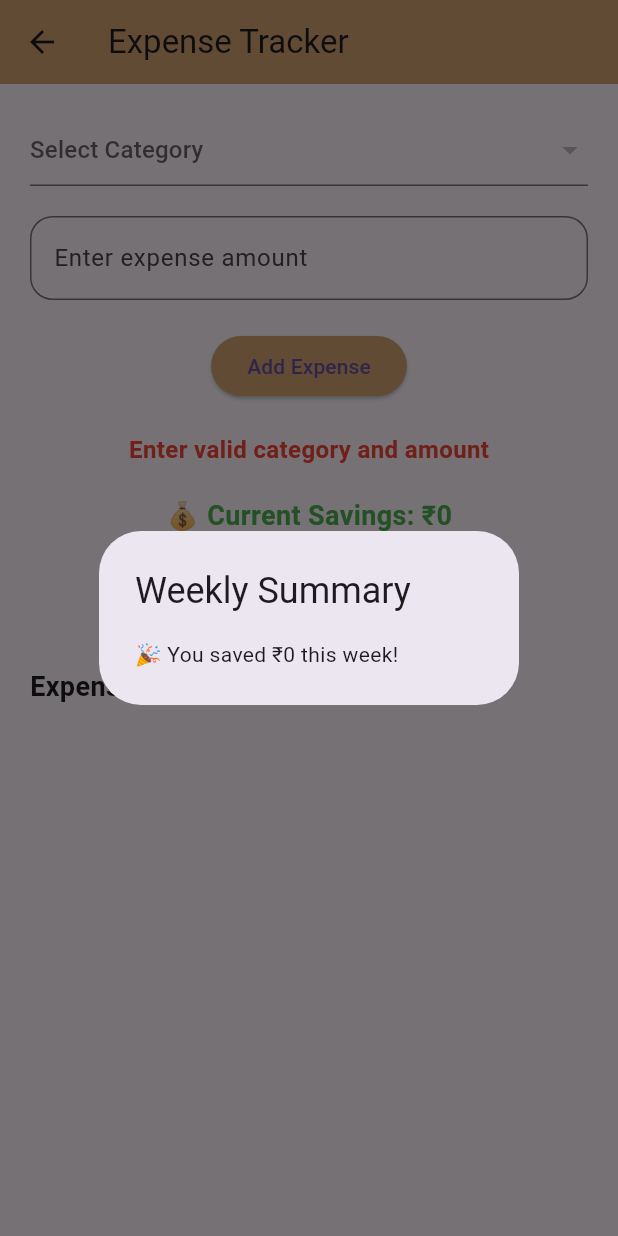
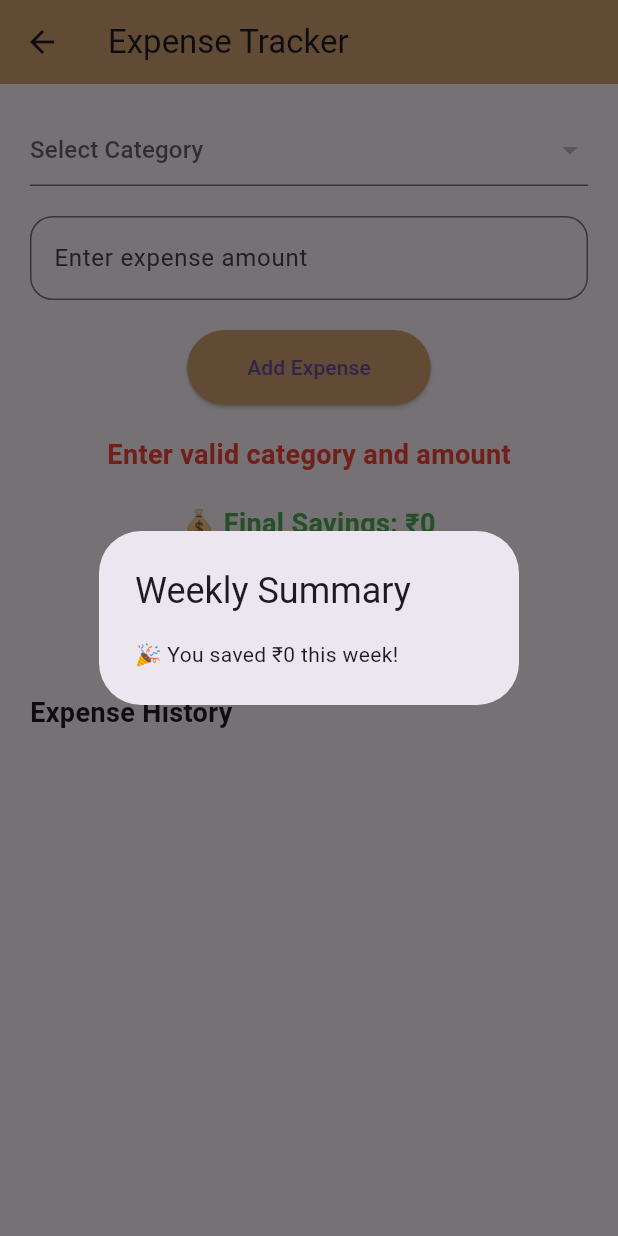
Before and after one commit to Thanusrisabarirajan/SMART_SPEND_APP, a Flutter app: the ExpenseScreen screen opened directly with empty values, after a tap on "Add Expense", after a tap on "Finish Week", on a phone screen of 412 x 824 dp. Run offline on Flutter 3.47's test engine with Material 3 defaults, Android fonts, the phone set to English and light mode, and no system bars; our stand-ins replace fl_chart.

Commit message:
Updated expense logic and fixed final savings calculation

```diff
--- a/lib/expense_screen.dart
+++ b/lib/expense_screen.dart
@@ -21,31 +21,16 @@ class _ExpenseScreenState extends State<ExpenseScreen> {
   Color messageColor = Colors.black;
 
   int totalSpent = 0;
-  int totalBudget = 0;
+  int initialBudget = 0; // ✅ ORIGINAL TOTAL MONEY
 
   @override
   void initState() {
     super.initState();
 
-    // total initial budget (sum of category limits)
+    // ✅ Store ORIGINAL budget (before spending)
     for (var cat in widget.categories) {
-      totalBudget += cat["limit"] as int;
+      initialBudget += cat["limit"] as int;
     }
-  }
-
-  @override
-  void dispose() {
-    expenseController.dispose();
-    super.dispose();
-  }
-
-  // ✅ Calculate remaining (this is your savings)
-  int getTotalRemaining() {
-    int total = 0;
-    for (var cat in widget.categories) {
-      total += cat["limit"] as int;
-    }
-    return total;
   }
 
   void addExpense() {
@@ -63,8 +48,6 @@ class _ExpenseScreenState extends State<ExpenseScreen> {
     int index = widget.categories.indexWhere(
       (cat) => cat["name"] == selectedCategory,
     );
-
-    if (index == -1) return;
 
     int remaining = widget.categories[index]["limit"];
 
@@ -86,15 +69,6 @@ class _ExpenseScreenState extends State<ExpenseScreen> {
 
       });
 
-      // Spending warning
-      if (totalSpent > totalBudget * 0.7) {
-        ScaffoldMessenger.of(context).showSnackBar(
-          const SnackBar(
-            content: Text("⚠️ You are spending too fast"),
-          ),
-        );
-      }
-
     } else {
 
       setState(() {
@@ -110,7 +84,8 @@ class _ExpenseScreenState extends State<ExpenseScreen> {
   @override
   Widget build(BuildContext context) {
 
-    int totalSavings = getTotalRemaining();
+    // ✅ FINAL SAVINGS LOGIC
+    int finalSavings = initialBudget - totalSpent;
 
     return Scaffold(
 
@@ -126,16 +101,17 @@ class _ExpenseScreenState extends State<ExpenseScreen> {
 
           children: [
 
-            // CATEGORY DROPDOWN
             DropdownButtonFormField<String>(
               hint: const Text("Select Category"),
               value: selectedCategory,
+
               items: widget.categories.map((cat) {
                 return DropdownMenuItem<String>(
                   value: cat["name"],
                   child: Text("${cat["name"]} (₹${cat["limit"]})"),
                 );
               }).toList(),
+
               onChanged: (value) {
                 setState(() {
                   selectedCategory = value;
@@ -145,7 +121,6 @@ class _ExpenseScreenState extends State<ExpenseScreen> {
 
             const SizedBox(height: 20),
 
-            // AMOUNT INPUT
             TextField(
               controller: expenseController,
               keyboardType: TextInputType.number,
@@ -159,22 +134,24 @@ class _ExpenseScreenState extends State<ExpenseScreen> {
 
             const SizedBox(height: 20),
 
-            // ADD BUTTON
             ElevatedButton(
               onPressed: addExpense,
               style: ElevatedButton.styleFrom(
                 backgroundColor: const Color(0xFFD4A373),
+                padding: const EdgeInsets.symmetric(
+                  horizontal: 40,
+                  vertical: 15,
+                ),
               ),
               child: const Text("Add Expense"),
             ),
 
             const SizedBox(height: 20),
 
-            // MESSAGE
             Text(
               message,
               style: TextStyle(
-                fontSize: 16,
+                fontSize: 18,
                 fontWeight: FontWeight.bold,
                 color: messageColor,
               ),
@@ -182,9 +159,9 @@ class _ExpenseScreenState extends State<ExpenseScreen> {
 
             const SizedBox(height: 20),
 
-            // ✅ LIVE SAVINGS
+            // ✅ FINAL SAVINGS DISPLAY
             Text(
-              "💰 Current Savings: ₹$totalSavings",
+              "💰 Final Savings: ₹$finalSavings",
               style: const TextStyle(
                 fontSize: 18,
                 fontWeight: FontWeight.bold,
@@ -194,30 +171,33 @@ class _ExpenseScreenState extends State<ExpenseScreen> {
 
             const SizedBox(height: 20),
 
-            // ✅ FINISH WEEK BUTTON
             ElevatedButton(
               onPressed: () {
 
-                int finalSavings = getTotalRemaining();
-
                 showDialog(
                   context: context,
-                  builder: (context) => AlertDialog(
-                    title: const Text("Weekly Summary"),
-                    content: Text(
-                      "🎉 You saved ₹$finalSavings this week!",
-                    ),
-                  ),
+                  builder: (context) {
+                    return AlertDialog(
+                      title: const Text("Weekly Summary"),
+                      content: Text(
+                        "🎉 You saved ₹$finalSavings this week!",
+                      ),
+                    );
+                  },
                 );
 
               },
               style: ElevatedButton.styleFrom(
                 backgroundColor: Colors.green,
+                padding: const EdgeInsets.symmetric(
+                  horizontal: 40,
+                  vertical: 15,
+                ),
               ),
               child: const Text("Finish Week"),
             ),
 
-            const SizedBox(height: 20),
+            const SizedBox(height: 30),
 
             const Align(
               alignment: Alignment.centerLeft,
```
